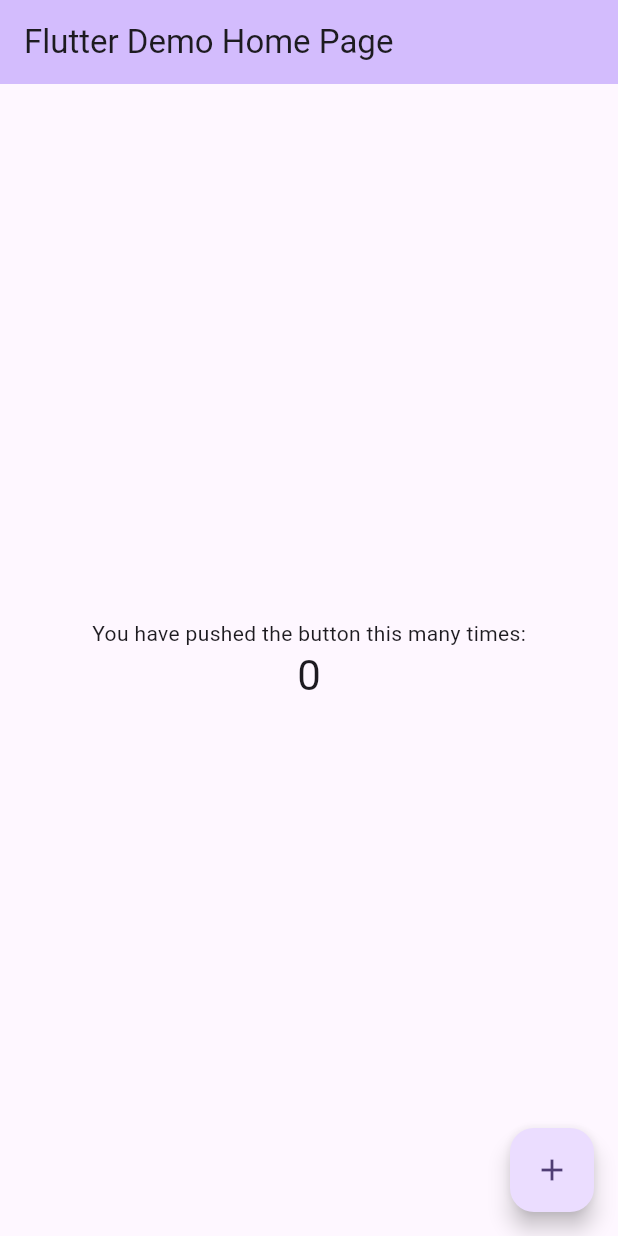
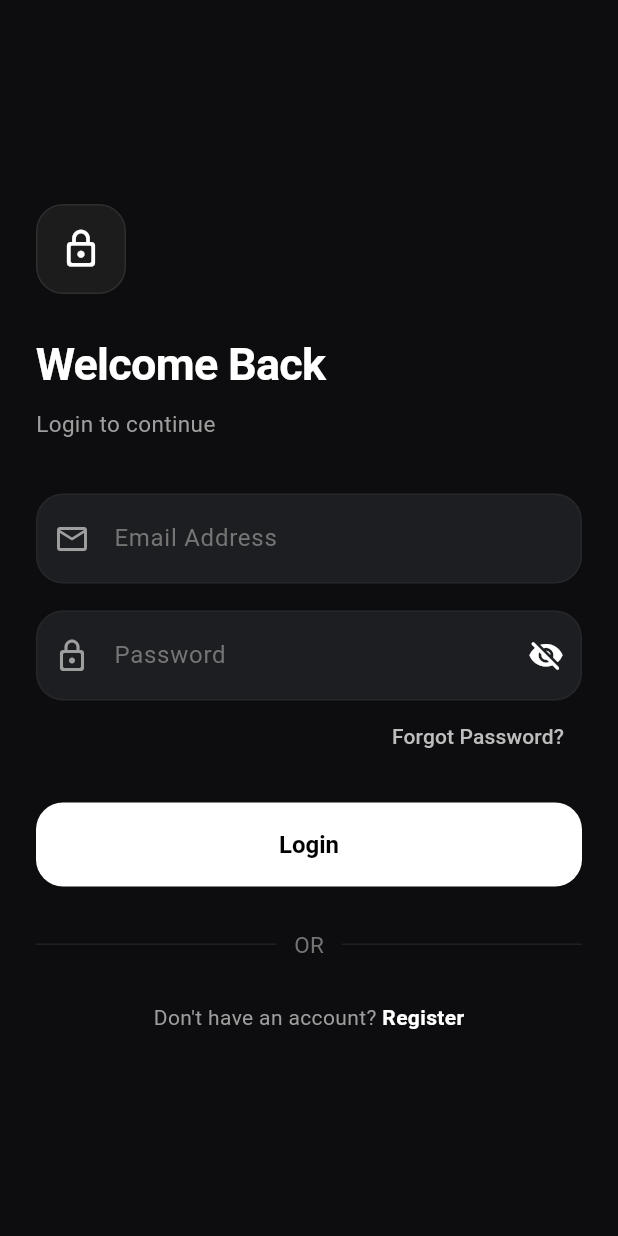
Before and after one commit to ruman-dev/inkwell_flutter, a Flutter app: the screen it shows after launch, on a phone screen of 412 x 824 dp. Run offline on Flutter 3.47's test engine with Material 3 defaults, Android fonts, the phone set to English and light mode, and no system bars; our stand-ins replace get.

Commit message:
feat: implement authentication module with custom dark theme and routing configuration

```diff
--- /dev/null
+++ b/lib/core/routes/app_pages.dart
@@ -0,0 +1,11 @@
+import 'package:get/get.dart';
+import 'package:inkwell/features/auth/presentation/bindings/auth_bindings.dart';
+import 'package:inkwell/features/auth/presentation/screens/auth_screen.dart';
+
+final List<GetPage> pages = [
+  GetPage(
+    name: '/auth',
+    page: () => const AuthScreen(),
+    binding: AuthBindings(),
+  ),
+];
--- /dev/null
+++ b/lib/core/routes/app_routes.dart
@@ -0,0 +1,5 @@
+class AppRoutes {
+  static const splash = '/';
+  static const auth = '/auth';
+  static const home = '/home';
+}
--- /dev/null
+++ b/lib/core/themes/app_themes.dart
@@ -0,0 +1,100 @@
+import 'package:flutter/material.dart';
+
+class AppThemes {
+  const AppThemes._();
+
+  static ThemeData get darkTheme {
+    return ThemeData(
+      useMaterial3: true,
+      brightness: Brightness.dark,
+      scaffoldBackgroundColor: const Color(0xFF0D0D0F),
+      colorScheme: const ColorScheme.dark(
+        primary: Colors.white,
+        onPrimary: Colors.black,
+        surface: Color(0xFF1D1E22),
+        secondary: Colors.grey,
+      ),
+
+      /// Typography
+      textTheme: const TextTheme(
+        headlineLarge: TextStyle(
+          color: Colors.white,
+          fontSize: 30,
+          fontWeight: FontWeight.w700,
+          letterSpacing: -.5,
+        ),
+        bodyLarge: TextStyle(
+          color: Colors.white,
+          fontSize: 16,
+        ),
+        bodyMedium: TextStyle(
+          color: Color(0xFF9E9E9E), // Colors.grey.shade500
+          fontSize: 15,
+        ),
+      ),
+
+      /// Input Decoration
+      inputDecorationTheme: InputDecorationTheme(
+        filled: true,
+        fillColor: const Color(0xFF1D1E22),
+        contentPadding: const EdgeInsets.symmetric(
+          vertical: 18,
+          horizontal: 18,
+        ),
+        hintStyle: TextStyle(color: Colors.grey.shade600),
+        prefixIconColor: Colors.grey.shade500,
+        border: OutlineInputBorder(
+          borderRadius: BorderRadius.circular(18),
+          borderSide: BorderSide.none,
+        ),
+        enabledBorder: OutlineInputBorder(
+          borderRadius: BorderRadius.circular(18),
+          borderSide: BorderSide(color: Colors.white.withOpacity(.04)),
+        ),
+        focusedBorder: OutlineInputBorder(
+          borderRadius: BorderRadius.circular(18),
+          borderSide: BorderSide(color: Colors.white.withOpacity(.12)),
+        ),
+      ),
+
+      /// Button Themes
+      elevatedButtonTheme: ElevatedButtonThemeData(
+        style: ElevatedButton.styleFrom(
+          backgroundColor: Colors.white,
+          foregroundColor: Colors.black,
+          elevation: 0,
+          minimumSize: const Size(double.infinity, 56),
+          shape: RoundedRectangleBorder(
+            borderRadius: BorderRadius.circular(18),
+          ),
+          textStyle: const TextStyle(
+            fontSize: 16,
+            fontWeight: FontWeight.w600,
+          ),
+        ),
+      ),
+
+      outlinedButtonTheme: OutlinedButtonThemeData(
+        style: OutlinedButton.styleFrom(
+          side: BorderSide(color: Colors.white.withOpacity(.08)),
+          backgroundColor: const Color(0xFF1D1E22),
+          minimumSize: const Size(double.infinity, 56),
+          shape: RoundedRectangleBorder(
+            borderRadius: BorderRadius.circular(18),
+          ),
+          foregroundColor: Colors.white,
+          textStyle: const TextStyle(
+            fontSize: 15,
+            fontWeight: FontWeight.w500,
+          ),
+        ),
+      ),
+
+      /// Divider Theme
+      dividerTheme: DividerThemeData(
+        color: Colors.white.withOpacity(.08),
+        thickness: 1,
+      ),
+    );
+  }
+}
--- /dev/null
+++ b/lib/features/auth/presentation/bindings/auth_bindings.dart
@@ -0,0 +1,9 @@
+import 'package:get/get.dart';
+import 'package:inkwell/features/auth/presentation/controllers/auth_controller.dart';
+
+class AuthBindings extends Bindings {
+  @override
+  void dependencies() {
+    Get.lazyPut<AuthController>(() => AuthController());
+  }
+}
--- /dev/null
+++ b/lib/features/auth/presentation/controllers/auth_controller.dart
@@ -0,0 +1,34 @@
+import 'package:flutter/material.dart';
+import 'package:get/get.dart';
+
+class AuthController extends GetxController {
+  final emailController = TextEditingController();
+  final passwordController = TextEditingController();
+  final nameController = TextEditingController();
+
+  final isLogin = true.obs;
+
+  void toggleAuthMode() {
+    isLogin.value = !isLogin.value;
+    update();
+  }
+
+  final isPasswordHidden = true.obs;
+
+  void togglePasswordVisibility() {
+    isPasswordHidden.value = !isPasswordHidden.value;
+    update();
+  }
+
+  void submit() {
+    // Handle form submission
+  }
+
+  @override
+  void dispose() {
+    emailController.dispose();
+    passwordController.dispose();
+    nameController.dispose();
+    super.dispose();
+  }
+}
--- /dev/null
+++ b/lib/features/auth/presentation/screens/auth_screen.dart
@@ -0,0 +1,203 @@
+import 'package:flutter/material.dart';
+import 'package:get/get.dart';
+import 'package:inkwell/features/auth/presentation/controllers/auth_controller.dart';
+
+class AuthScreen extends GetView<AuthController> {
+  const AuthScreen({super.key});
+
+  @override
+  Widget build(BuildContext context) {
+    return Scaffold(
+      body: SafeArea(
+        child: Center(
+          child: SingleChildScrollView(
+            padding: const EdgeInsets.symmetric(horizontal: 24, vertical: 20),
+            child: Column(
+              crossAxisAlignment: CrossAxisAlignment.start,
+              children: [
+                /// Logo
+                Container(
+                  height: 60,
+                  width: 60,
+                  decoration: BoxDecoration(
+                    color: Colors.white.withValues(alpha: .06),
+                    borderRadius: BorderRadius.circular(18),
+                    border: Border.all(
+                      color: Colors.white.withValues(alpha: .08),
+                    ),
+                  ),
+                  child: const Icon(
+                    Icons.lock_outline_rounded,
+                    color: Colors.white,
+                    size: 28,
+                  ),
+                ),
+
+                const SizedBox(height: 28),
+
+                /// Title
+                Obx(
+                  () => AnimatedSwitcher(
+                    duration: const Duration(milliseconds: 300),
+                    child: Text(
+                      controller.isLogin.value
+                          ? 'Welcome Back'
+                          : 'Create Account',
+                      key: ValueKey(controller.isLogin.value),
+                      style: Theme.of(context).textTheme.headlineLarge,
+                    ),
+                  ),
+                ),
+
+                const SizedBox(height: 10),
+
+                Obx(
+                  () => Text(
+                    controller.isLogin.value
+                        ? 'Login to continue'
+                        : 'Create a new account to continue',
+                    style: Theme.of(context).textTheme.bodyMedium,
+                  ),
+                ),
+
+                const SizedBox(height: 36),
+
+                /// Name Field (Only for Register)
+                Obx(
+                  () => AnimatedCrossFade(
+                    duration: const Duration(milliseconds: 300),
+                    crossFadeState: controller.isLogin.value
+                        ? CrossFadeState.showFirst
+                        : CrossFadeState.showSecond,
+                    firstChild: const SizedBox.shrink(),
+                    secondChild: Padding(
+                      padding: const .only(bottom: 18),
+                      child: TextFormField(
+                        controller: controller.nameController,
+                        decoration: const InputDecoration(
+                          hintText: 'Full Name',
+                          prefixIcon: Icon(Icons.person_outline_rounded),
+                        ),
+                      ),
+                    ),
+                  ),
+                ),
+
+                /// Email
+                TextFormField(
+                  controller: controller.emailController,
+                  keyboardType: TextInputType.emailAddress,
+                  decoration: const InputDecoration(
+                    hintText: 'Email Address',
+                    prefixIcon: Icon(Icons.email_outlined),
+                  ),
+                ),
+
+                const SizedBox(height: 18),
+
+                /// Password
+                Obx(
+                  () => TextFormField(
+                    controller: controller.passwordController,
+                    obscureText: controller.isPasswordHidden.value,
+                    decoration: InputDecoration(
+                      hintText: 'Password',
+                      prefixIcon: const Icon(Icons.lock_outline_rounded),
+                      suffixIcon: IconButton(
+                        onPressed: controller.togglePasswordVisibility,
+                        icon: Icon(
+                          controller.isPasswordHidden.value
+                              ? Icons.visibility_off_rounded
+                              : Icons.visibility_rounded,
+                        ),
+                      ),
+                    ),
+                  ),
+                ),
+
+                /// Forgot Password
+                Obx(
+                  () => AnimatedOpacity(
+                    duration: const Duration(milliseconds: 300),
+                    opacity: controller.isLogin.value ? 1.0 : 0.0,
+                    child: controller.isLogin.value
+                        ? Align(
+                            alignment: Alignment.centerRight,
+                            child: TextButton(
+                              onPressed: () {},
+                              style: TextButton.styleFrom(
+                                foregroundColor: Colors.grey.shade400,
+                              ),
+                              child: const Text('Forgot Password?'),
+                            ),
+                          )
+                        : const SizedBox(height: 14),
+                  ),
+                ),
+
+                const SizedBox(height: 20),
+
+                /// Button
+                ElevatedButton(
+                  onPressed: controller.submit,
+                  child: Obx(
+                    () => Text(
+                      controller.isLogin.value ? 'Login' : 'Create Account',
+                    ),
+                  ),
+                ),
+                const SizedBox(height: 28),
+
+                /// Divider
+                Row(
+                  children: [
+                    const Expanded(child: Divider()),
+                    Padding(
+                      padding: const EdgeInsets.symmetric(horizontal: 12),
+                      child: Text(
+                        'OR',
+                        style: TextStyle(color: Colors.grey.shade600),
+                      ),
+                    ),
+                    const Expanded(child: Divider()),
+                  ],
+                ),
+                const SizedBox(height: 28),
+
+                /// Toggle Auth Mode
+                Center(
+                  child: GestureDetector(
+                    onTap: controller.toggleAuthMode,
+                    child: Obx(
+                      () => RichText(
+                        text: TextSpan(
+                          text: controller.isLogin.value
+                              ? "Don't have an account? "
+                              : "Already have an account? ",
+                          style: Theme.of(
+                            context,
+                          ).textTheme.bodyMedium?.copyWith(fontSize: 14),
+                          children: [
+                            TextSpan(
+                              text: controller.isLogin.value
+                                  ? 'Register'
+                                  : 'Login',
+                              style: const TextStyle(
+                                color: Colors.white,
+                                fontWeight: FontWeight.w600,
+                              ),
+                            ),
+                          ],
+                        ),
+                      ),
+                    ),
+                  ),
+                ),
+              ],
+            ),
+          ),
+        ),
+      ),
+    );
+  }
+}
--- a/lib/main.dart
+++ b/lib/main.dart
@@ -1,4 +1,8 @@
 import 'package:flutter/material.dart';
+import 'package:get/get.dart';
+import 'package:inkwell/core/routes/app_pages.dart';
+import 'package:inkwell/core/routes/app_routes.dart';
+import 'package:inkwell/core/themes/app_themes.dart';
 
 void main() {
   runApp(const MyApp());
@@ -7,116 +11,15 @@ void main() {
 class MyApp extends StatelessWidget {
   const MyApp({super.key});
 
-  // This widget is the root of your application.
   @override
   Widget build(BuildContext context) {
-    return MaterialApp(
-      title: 'Flutter Demo',
-      theme: ThemeData(
-        // This is the theme of your application.
-        //
-        // TRY THIS: Try running your application with "flutter run". You'll see
-        // the application has a purple toolbar. Then, without quitting the app,
-        // try changing the seedColor in the colorScheme below to Colors.green
-        // and then invoke "hot reload" (save your changes or press the "hot
-        // reload" button in a Flutter-supported IDE, or press "r" if you used
-        // the command line to start the app).
-        //
-        // Notice that the counter didn't reset back to zero; the application
-        // state is not lost during the reload. To reset the state, use hot
-        // restart instead.
-        //
-        // This works for code too, not just values: Most code changes can be
-        // tested with just a hot reload.
-        colorScheme: .fromSeed(seedColor: Colors.deepPurple),
-      ),
-      home: const MyHomePage(title: 'Flutter Demo Home Page'),
+    return GetMaterialApp(
+      title: 'Inkwell',
+      debugShowCheckedModeBanner: false,
+      theme: AppThemes.darkTheme,
+      themeMode: ThemeMode.dark,
+      initialRoute: AppRoutes.auth,
+      getPages: pages,
     );
   }
 }
-
-class MyHomePage extends StatefulWidget {
-  const MyHomePage({super.key, required this.title});
-
-  // This widget is the home page of your application. It is stateful, meaning
-  // that it has a State object (defined below) that contains fields that affect
-  // how it looks.
-
-  // This class is the configuration for the state. It holds the values (in this
-  // case the title) provided by the parent (in this case the App widget) and
-  // used by the build method of the State. Fields in a Widget subclass are
-  // always marked "final".
-
-  final String title;
-
-  @override
-  State<MyHomePage> createState() => _MyHomePageState();
-}
-
-class _MyHomePageState extends State<MyHomePage> {
-  int _counter = 0;
-
-  void _incrementCounter() {
-    setState(() {
-      // This call to setState tells the Flutter framework that something has
-      // changed in this State, which causes it to rerun the build method below
-      // so that the display can reflect the updated values. If we changed
-      // _counter without calling setState(), then the build method would not be
-      // called again, and so nothing would appear to happen.
-      _counter++;
-    });
-  }
-
-  @override
-  Widget build(BuildContext context) {
-    // This method is rerun every time setState is called, for instance as done
-    // by the _incrementCounter method above.
-    //
-    // The Flutter framework has been optimized to make rerunning build methods
-    // fast, so that you can just rebuild anything that needs updating rather
-    // than having to individually change instances of widgets.
-    return Scaffold(
-      appBar: AppBar(
-        // TRY THIS: Try changing the color here to a specific color (to
-        // Colors.amber, perhaps?) and trigger a hot reload to see the AppBar
-        // change color while the other colors stay the same.
-        backgroundColor: Theme.of(context).colorScheme.inversePrimary,
-        // Here we take the value from the MyHomePage object that was created by
-        // the App.build method, and use it to set our appbar title.
-        title: Text(widget.title),
-      ),
-      body: Center(
-        // Center is a layout widget. It takes a single child and positions it
-        // in the middle of the parent.
-        child: Column(
-          // Column is also a layout widget. It takes a list of children and
-          // arranges them vertically. By default, it sizes itself to fit its
-          // children horizontally, and tries to be as tall as its parent.
-          //
-          // Column has various properties to control how it sizes itself and
-          // how it positions its children. Here we use mainAxisAlignment to
-          // center the children vertically; the main axis here is the vertical
-          // axis because Columns are vertical (the cross axis would be
-          // horizontal).
-          //
-          // TRY THIS: Invoke "debug painting" (choose the "Toggle Debug Paint"
-          // action in the IDE, or press "p" in the console), to see the
-          // wireframe for each widget.
-          mainAxisAlignment: .center,
-          children: [
-            const Text('You have pushed the button this many times:'),
-            Text(
-              '$_counter',
-              style: Theme.of(context).textTheme.headlineMedium,
-            ),
-          ],
-        ),
-      ),
-      floatingActionButton: FloatingActionButton(
-        onPressed: _incrementCounter,
-        tooltip: 'Increment',
-        child: const Icon(Icons.add),
-      ),
-    );
-  }
-}
```
